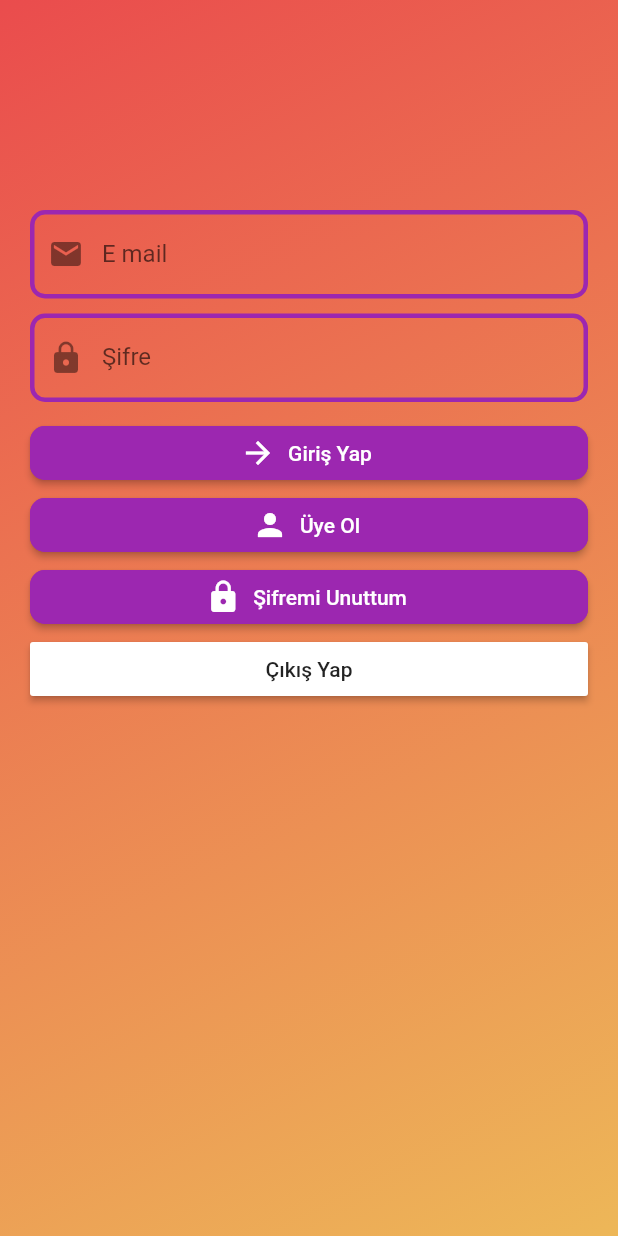
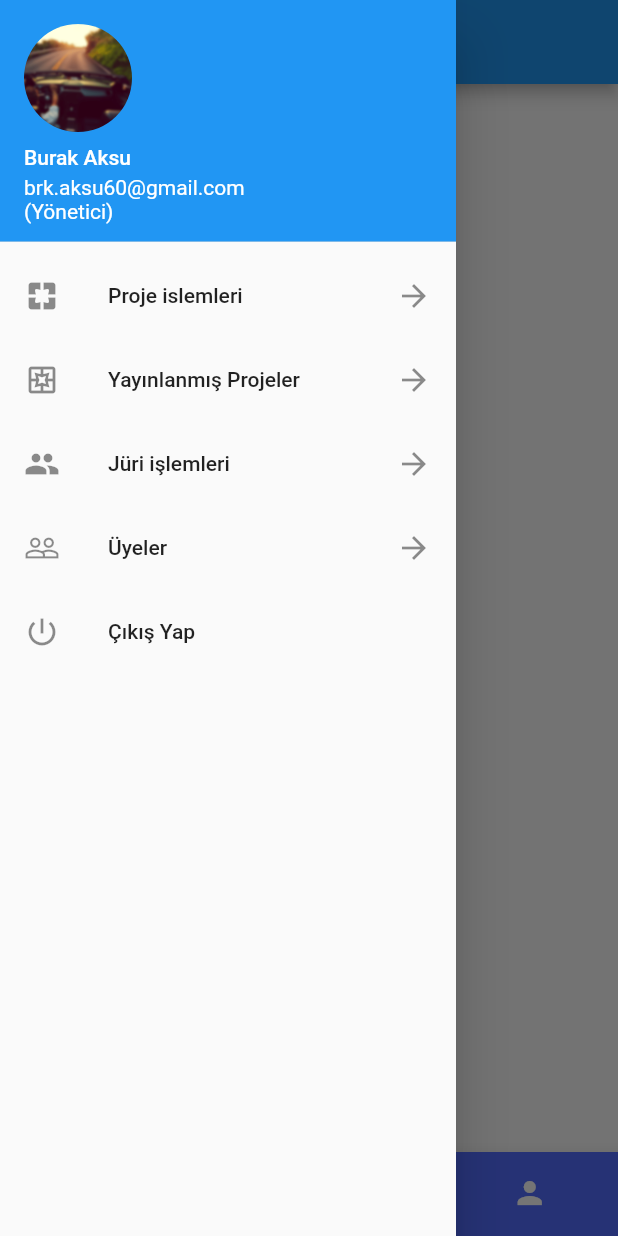
Before and after one commit to nskrkmz/For-You, a Flutter app: the screen it shows after launch, with the side drawer open (before the commit the screen has no drawer), on a phone screen of 412 x 824 dp. Run offline on Flutter 3.47's test engine with Material 2 defaults, Android fonts, the phone set to English and light mode, and no system bars; our stand-ins replace cloud_firestore, firebase_auth, firebase_core; accounts and stored records are empty.

```diff
--- a/lib/main.dart
+++ b/lib/main.dart
@@ -1,6 +1,10 @@
 import 'package:firebase_core/firebase_core.dart';
 import 'package:flutter/material.dart';
 import 'package:flutter_foru/login_islemleri.dart';
+import 'package:flutter_foru/manager/manager_homepage.dart';
+import 'package:flutter_foru/manager/manager_juri_islemleri.dart';
+import 'package:flutter_foru/manager/manager_proje_islemleri.dart';
+import 'package:flutter_foru/manager/manager_uyeler.dart';
 
 void main() {
   runApp(MyApp());
@@ -11,11 +15,17 @@ class MyApp extends StatelessWidget {
   Widget build(BuildContext context) {
     return MaterialApp(
       debugShowCheckedModeBanner: false,
+      routes: {
+        "/" : (context) => App(),
+        "/DrawerProjeislemleri" : (context) => ManagerProjeIslemleri(),
+        "/DrawerJuriislemleri" : (context) => ManagerJuriIslemleri(),
+        "/DrawerUyeislemleri" : (context) => ManagerUyeEkran(),
+
+      },
       title: 'Flutter Demo',
       theme: ThemeData(
         primarySwatch: Colors.blue,
       ),
-      home: App(),
     );
   }
 }
@@ -40,7 +50,7 @@ class App extends StatelessWidget {
         }
         // Once complete, show your application
         if (snapshot.connectionState == ConnectionState.done){
-          return LoginIslemleri();
+          return ManagerHomePage();
         }
         // Otherwise, show something whilst waiting for initialization to complete
         return Scaffold(
--- /dev/null
+++ b/lib/manager/Proje.dart
@@ -0,0 +1,18 @@
+class Proje{
+  int projeID;
+  String projeBaslik;
+  String projeKatogori;
+  String projeJuri;
+  String projeOdul;
+  String projeSuresi;
+  String projeAyrtintilari;
+
+  Proje(
+      {this.projeID,
+      this.projeBaslik,
+      this.projeKatogori,
+      this.projeJuri,
+      this.projeOdul,
+      this.projeSuresi,
+      this.projeAyrtintilari});
+}
--- /dev/null
+++ b/lib/manager/manager_bottom_ilkekran.dart
@@ -0,0 +1,18 @@
+import 'package:flutter/material.dart';
+
+
+class ManagerIlkEkran extends StatefulWidget {
+  @override
+  _ManagerIlkEkranState createState() => _ManagerIlkEkranState();
+}
+
+class _ManagerIlkEkranState extends State<ManagerIlkEkran> {
+  @override
+  Widget build(BuildContext context) {
+    return Scaffold(
+      body: Container(
+        child: Text("Manager Home page ilk ekran"),
+      ),
+    );
+  }
+}
--- a/lib/manager/manager_drawer.dart
+++ b/lib/manager/manager_drawer.dart
@@ -0,0 +1,142 @@
+import 'package:firebase_auth/firebase_auth.dart';
+import 'package:flutter/material.dart';
+
+
+class ManagerDrawerMenu extends StatefulWidget {
+  FirebaseAuth firebaseAuthYonetici;
+  ManagerDrawerMenu({this.firebaseAuthYonetici});
+  @override
+  _ManagerDrawerMenuState createState() => _ManagerDrawerMenuState();
+}
+
+class _ManagerDrawerMenuState extends State<ManagerDrawerMenu> {
+  @override
+  Widget build(BuildContext context) {
+    return Drawer(
+      // Add a ListView to the drawer. This ensures the user can scroll
+      // through the options in the drawer if there isn't enough vertical
+      // space to fit everything.
+      child: ListView(
+        // Important: Remove any padding from the ListView.
+        padding: EdgeInsets.zero,
+        children: <Widget>[
+          UserAccountsDrawerHeader(
+            accountName: Text("Burak Aksu"),
+            accountEmail: Text("brk.aksu60@gmail.com\n(Yönetici)"),
+            currentAccountPicture: Container(
+              decoration: BoxDecoration(
+                  shape: BoxShape.circle,
+                  //borderRadius: BorderRadius.all(Radius.circular(20.0)),
+                  image: DecorationImage(
+                    fit: BoxFit.cover,
+                    image: AssetImage("assets/images/ekran2.png"),
+                  )
+              ),
+            ),
+          ),
+          //Proje islemleri
+          InkWell(
+            onTap: (){
+              Navigator.pushNamed(context, "/DrawerProjeislemleri");
+            },
+            highlightColor: Colors.blue,
+            child: ListTile(
+              leading: Icon(Icons.pages_rounded),
+              title: Text("Proje islemleri"),
+              trailing: Icon(Icons.arrow_forward),
+            ),
+          ),
+          // Yayınlanmış Projeler
+          InkWell(
+            onTap: (){
+              //Navigator.pushNamed(context, "/DrawerProjeislemleri");
+            },
+            highlightColor: Colors.blue,
+            child: ListTile(
+              leading: Icon(Icons.pages_outlined),
+              title: Text("Yayınlanmış Projeler"),
+              trailing: Icon(Icons.arrow_forward),
+            ),
+          ),
+          // Jüri islemleri
+          InkWell(
+            onTap: (){
+              Navigator.pushNamed(context, "/DrawerJuriislemleri");
+            },
+            highlightColor: Colors.blue,
+            //splashColor: Colors.red,
+            child: ListTile(
+              leading: Icon(Icons.people),
+              title: Text("Jüri işlemleri"),
+              trailing: Icon(Icons.arrow_forward),
+            ),
+          ),
+          // Üye islemleri
+          InkWell(
+            onTap: (){
+              Navigator.pushNamed(context, "/DrawerUyeislemleri");
+            },
+            highlightColor: Colors.blue,
+            //splashColor: Colors.red,
+            child: ListTile(
+              leading: Icon(Icons.people_outline),
+              title: Text("Üyeler"),
+              trailing: Icon(Icons.arrow_forward),
+            ),
+          ),
+          // Çıkıs yap
+          InkWell(
+            onTap: _showDialog,
+            highlightColor: Colors.blue,
+            //splashColor: Colors.red,
+            child: ListTile(
+              leading: Icon(Icons.power_settings_new_outlined),
+              title: Text("Çıkış Yap"),
+            ),
+          ),
+        ],
+      ),
+    );
+  }
+
+  void _cikisYap() async {
+    try {
+      if (widget.firebaseAuthYonetici.currentUser != null) {
+        debugPrint("${widget.firebaseAuthYonetici.currentUser.email} çıkış yapıyor...");
+        await widget.firebaseAuthYonetici.signOut();
+        Navigator.pop(context);
+        Navigator.pushReplacementNamed(context, "/Login");
+      } else {
+        // sistemde zaten bir kullanıcı yoksa sorun yok
+        debugPrint("Zaten oturum açmış bir kullanıcı yok");
+      }
+    } catch (e) {
+      debugPrint("HATA!:" + e.toString());
+    }
+  }
+
+  void _showDialog(){
+    showDialog(
+        context: context,
+        builder: (BuildContext context){
+          return AlertDialog(
+            title: Text("Çıkış Yap"),
+            content: Text("Emin misiniz?"),
+            actions: <Widget>[
+              FlatButton(
+                child: Text("Evet"),
+                onPressed: _cikisYap,
+              ),
+              FlatButton(
+                child: Text("Hayır"),
+                onPressed: (){
+                  Navigator.of(context).pop();
+                },
+              ),
+            ],
+          );
+        }
+    );
+  }
+
+}
--- a/lib/manager/manager_homepage.dart
+++ b/lib/manager/manager_homepage.dart
@@ -0,0 +1,81 @@
+import 'package:firebase_auth/firebase_auth.dart';
+import 'package:flutter/material.dart';
+import 'package:flutter_foru/manager/manager_bottom_ilkekran.dart';
+import 'package:flutter_foru/manager/manager_bottom_juriler.dart';
+import 'package:flutter_foru/manager/manager_bottom_profile.dart';
+import 'package:flutter_foru/manager/manager_drawer.dart';
+
+
+class ManagerHomePage extends StatefulWidget {
+  FirebaseAuth firebaseAuthManager;
+  ManagerHomePage({this.firebaseAuthManager});
+  @override
+  _ManagerHomePageState createState() => _ManagerHomePageState();
+}
+
+class _ManagerHomePageState extends State<ManagerHomePage> {
+
+  int secilenmenuItem = 0;
+  List<Widget> tumSayfalar;
+  ManagerIlkEkran _ilkEkran;
+  ManagerJuriEkran _juriEkran;
+  ManagerProfileEkran _profileEkran;
+
+  @override
+  void initState() {
+    super.initState();
+    _ilkEkran = ManagerIlkEkran();
+    _juriEkran = ManagerJuriEkran();
+    _profileEkran = ManagerProfileEkran();
+    tumSayfalar = [_ilkEkran, _juriEkran, _profileEkran];
+  }
+
+
+  @override
+  Widget build(BuildContext context) {
+    return Scaffold(
+      drawer: ManagerDrawerMenu(),
+      appBar: AppBar(
+        title: Text("Manager Home Page"),
+      ),
+      body: tumSayfalar[secilenmenuItem],
+      bottomNavigationBar: bottomNavMenu(),
+    );
+  }
+  Theme bottomNavMenu() {
+    return Theme(
+      data: ThemeData(
+        // bottom bar button ların renklerinin değiştirilmesi
+        //primarySwatch: Colors.red,
+        canvasColor: Colors.indigo,
+        primaryColor: Colors.white,
+      ),
+      child: BottomNavigationBar(
+        items: <BottomNavigationBarItem>[
+          BottomNavigationBarItem(
+              icon: Icon(Icons.home),
+              // button active olduğunda kullanılacak icon
+              //activeIcon: Icon(Icons.call),
+              label: "Ana sayfa",
+              backgroundColor: Colors.indigoAccent),
+          BottomNavigationBarItem(
+              icon: Icon(Icons.people),
+              label: "Jüriler",
+              backgroundColor: Colors.deepOrange),
+          BottomNavigationBarItem(
+              icon: Icon(Icons.person),
+              label: "Profil Ayarları",
+              backgroundColor: Colors.deepOrange),
+        ],
+        type: BottomNavigationBarType.shifting,
+        currentIndex: secilenmenuItem,
+        onTap: (index) {
+          setState(() {
+            secilenmenuItem = index;
+          });
+        },
+      ),
+    );
+  }
+
+}
--- a/pubspec.yaml
+++ b/pubspec.yaml
@@ -50,8 +50,8 @@ flutter:
   uses-material-design: true
 
   # To add assets to your application, add an assets section, like this:
-  # assets:
-  #   - images/a_dot_burr.jpeg
+  assets:
+    - assets/images/ekran2.png
   #   - images/a_dot_ham.jpeg
 
   # An image asset can refer to one or more resolution-specific "variants", see
```
Also changed, not shown: lib/manager/manager_bottom_juriler.dart (+18 -0 lines), lib/manager/manager_bottom_profile.dart (+18 -0 lines), lib/manager/manager_juri_islemleri.dart (+21 -0 lines), lib/manager/manager_proje_islemleri.dart (+267 -0 lines), lib/manager/manager_uyeler.dart (+21 -0 lines), assets/images/ekran2.png (added), pubspec.lock.
